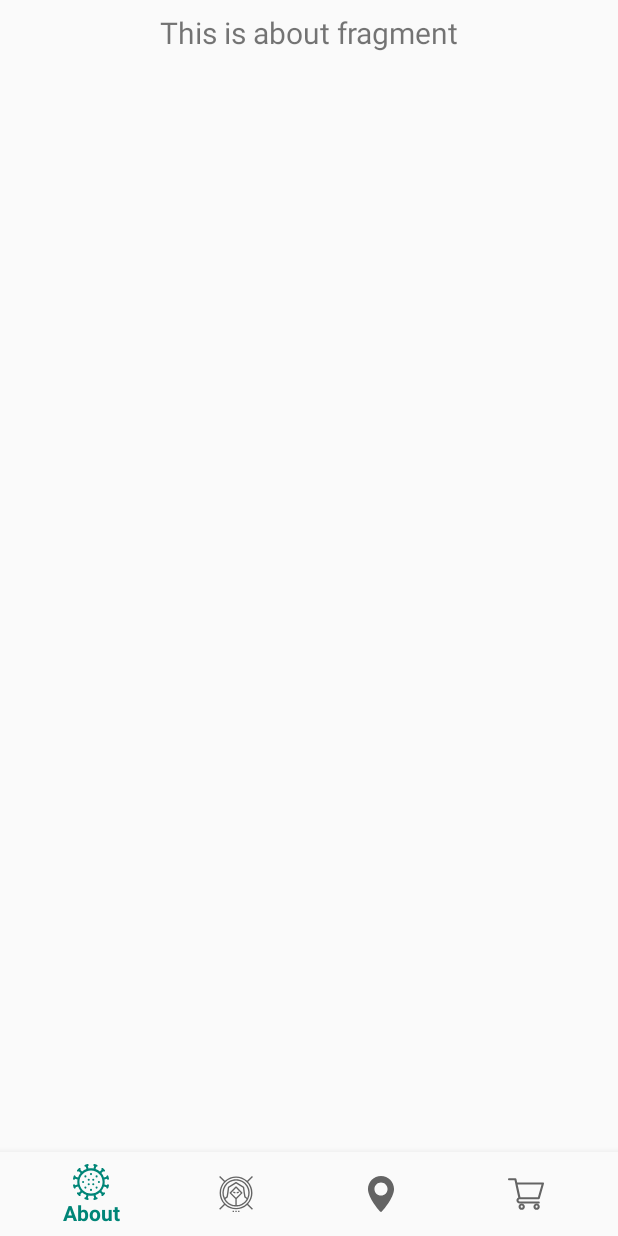
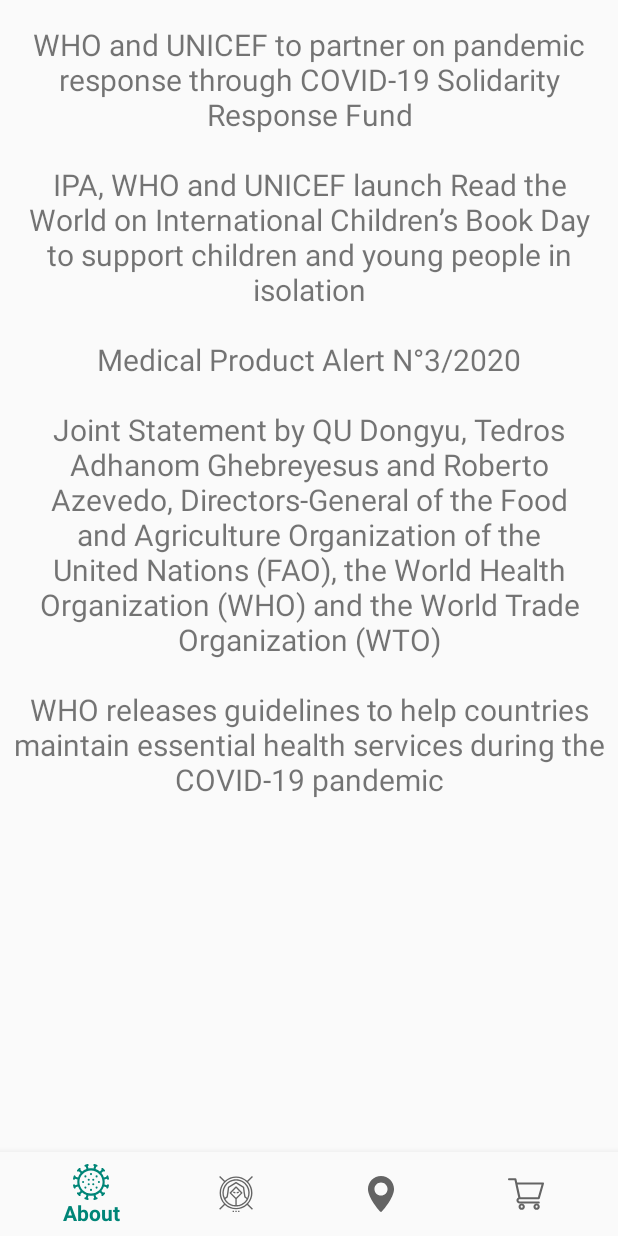
Before and after one commit to kingtvarshin/Covid19_hackacrisisapp, an Android app: the AboutFragment screen opened through its navigation route, on a phone screen of 412 x 824 dp. Run offline under Robolectric (Android 15) with nearby library versions, the phone set to English and light mode, and no system bars; our stand-ins replace navigation-ui.

Commit message:
about page text

```diff
--- a/app/src/main/java/com/example/covid19tracker/ui/about/AboutViewModel.java
+++ b/app/src/main/java/com/example/covid19tracker/ui/about/AboutViewModel.java
@@ -10,7 +10,15 @@ public class AboutViewModel extends ViewModel {
 
     public AboutViewModel() {
         mText = new MutableLiveData<>();
-        mText.setValue("This is about fragment");
+        mText.setValue("WHO and UNICEF to partner on pandemic response through COVID-19 Solidarity Response Fund\n" +
+                "\n" +
+                "IPA, WHO and UNICEF launch Read the World on International Children’s Book Day to support children and young people in isolation\n" +
+                "\n" +
+                "Medical Product Alert N°3/2020\n" +
+                "\n" +
+                "Joint Statement by QU Dongyu, Tedros Adhanom Ghebreyesus and Roberto Azevedo, Directors-General of the Food and Agriculture Organization of the United Nations (FAO), the World Health Organization (WHO) and the World Trade Organization (WTO)\n" +
+                "\n" +
+                "WHO releases guidelines to help countries maintain essential health services during the COVID-19 pandemic\n");
     }
 
     public LiveData<String> getText() {
--- a/app/src/main/res/layout/fragment_about.xml
+++ b/app/src/main/res/layout/fragment_about.xml
@@ -1,19 +1,27 @@
 <?xml version="1.0" encoding="utf-8"?>
-<androidx.constraintlayout.widget.ConstraintLayout xmlns:android="http://schemas.android.com/apk/res/android"
+<ScrollView
+    xmlns:android="http://schemas.android.com/apk/res/android"
     xmlns:app="http://schemas.android.com/apk/res-auto"
+    xmlns:tools="http://schemas.android.com/tools"
     android:layout_width="match_parent"
     android:layout_height="match_parent">
+
+<androidx.constraintlayout.widget.ConstraintLayout
+    android:layout_width="match_parent"
+    android:layout_height="wrap_content">
 
     <TextView
         android:id="@+id/text_about"
         android:layout_width="match_parent"
         android:layout_height="wrap_content"
         android:layout_marginStart="8dp"
-        android:layout_marginTop="8dp"
+        android:layout_marginTop="16dp"
         android:layout_marginEnd="8dp"
+        android:gravity="center_horizontal"
         android:textAlignment="center"
         android:textSize="20sp"
         app:layout_constraintEnd_toEndOf="parent"
         app:layout_constraintStart_toStartOf="parent"
         app:layout_constraintTop_toTopOf="parent" />
 </androidx.constraintlayout.widget.ConstraintLayout>
+</ScrollView>
--- a/app/src/main/res/layout/fragment_home.xml
+++ b/app/src/main/res/layout/fragment_home.xml
@@ -10,6 +10,7 @@
         android:layout_width="match_parent"
         android:layout_height="wrap_content"
         android:layout_marginBottom="4dp"
+        android:layout_marginTop="8dp"
         tools:layout_editor_absoluteY="1dp">
 
         <TextView
```
